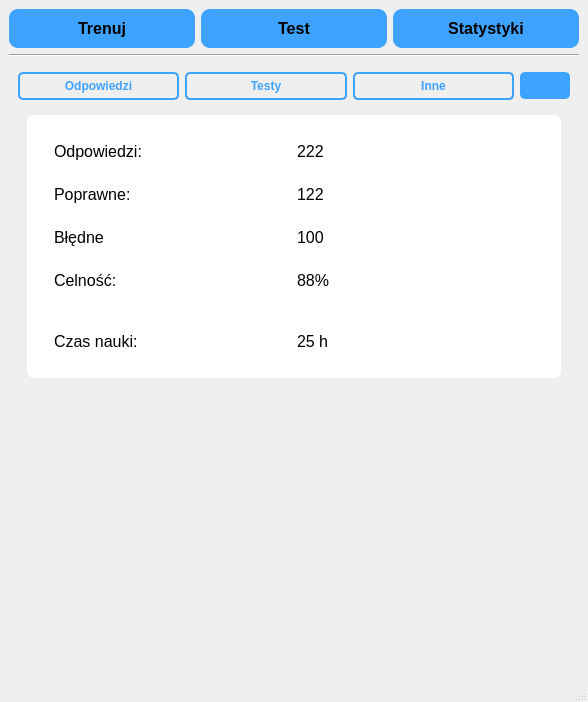
First picture: the form in flashcards.ui, repository xDepcio/projekt-studia-flashcards, before the edit.
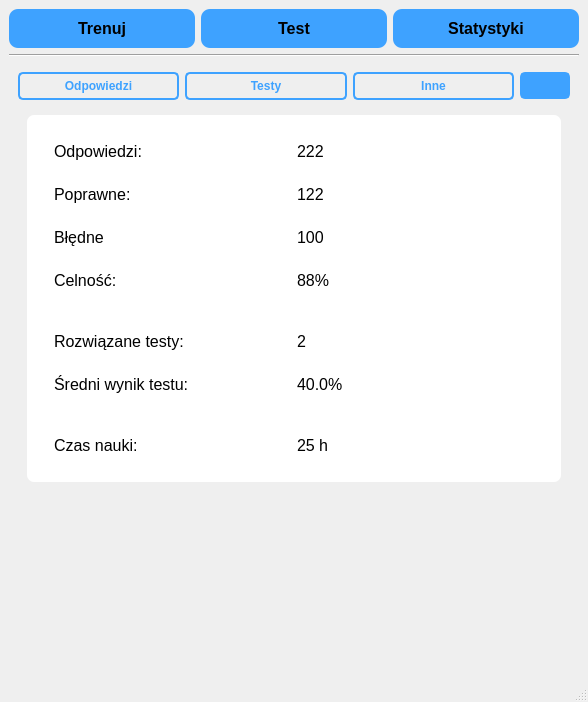
Second picture: the form after the edit. The open tabs and pages were chosen to show the change. Icons and pictures are not drawn.

What changed in the file:
```diff
--- a/flashcards.ui
+++ b/flashcards.ui
@@ -830,6 +830,76 @@
                    </layout>
                   </widget>
                  </item>
+                 <item>
+                  <widget class="QWidget" name="widget_13" native="true">
+                   <layout class="QVBoxLayout" name="verticalLayout_17">
+                    <item>
+                     <widget class="QWidget" name="widget_14" native="true">
+                      <layout class="QHBoxLayout" name="horizontalLayout_14">
+                       <item>
+                        <widget class="QLabel" name="label_4">
+                         <property name="font">
+                          <font>
+                           <family>Arial</family>
+                           <pointsize>12</pointsize>
+                          </font>
+                         </property>
+                         <property name="text">
+                          <string>Rozwiązane testy:</string>
+                         </property>
+                        </widget>
+                       </item>
+                       <item>
+                        <widget class="QLabel" name="labelExamsCount">
+                         <property name="font">
+                          <font>
+                           <family>Arial</family>
+                           <pointsize>12</pointsize>
+                          </font>
+                         </property>
+                         <property name="text">
+                          <string>2</string>
+                         </property>
+                        </widget>
+                       </item>
+                      </layout>
+                     </widget>
+                    </item>
+                    <item>
+                     <widget class="QWidget" name="widget_exams_misc" native="true">
+                      <layout class="QHBoxLayout" name="horizontalLayout_15">
+                       <item>
+                        <widget class="QLabel" name="label_7">
+                         <property name="font">
+                          <font>
+                           <family>Arial</family>
+                           <pointsize>12</pointsize>
+                          </font>
+                         </property>
+                         <property name="text">
+                          <string>Średni wynik testu:</string>
+                         </property>
+                        </widget>
+                       </item>
+                       <item>
+                        <widget class="QLabel" name="labelExamsAccuracy">
+                         <property name="font">
+                          <font>
+                           <family>Arial</family>
+                           <pointsize>12</pointsize>
+                          </font>
+                         </property>
+                         <property name="text">
+                          <string>40.0%</string>
+                         </property>
+                        </widget>
+                       </item>
+                      </layout>
+                     </widget>
+                    </item>
+                   </layout>
+                  </widget>
+                 </item>
                  <item>
                   <widget class="QWidget" name="widget_11" native="true">
                    <property name="sizePolicy">
```
Left out of the diff: 40 changed lines with no effect on the pictures.
